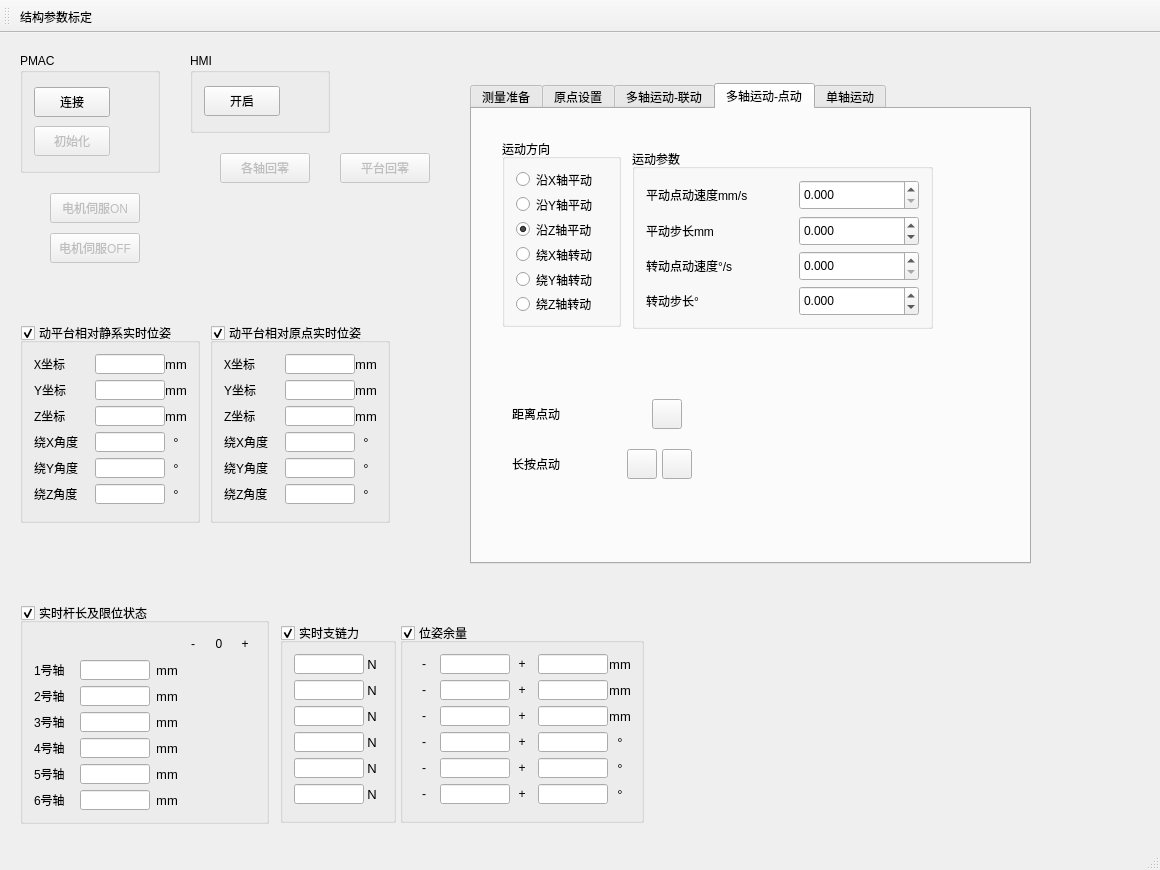
The window that SixUpsUiAo/SixUpsUiAo.ui (Wao1996/SixUpsUiAo) describes before a commit, drawn with Qt 5.
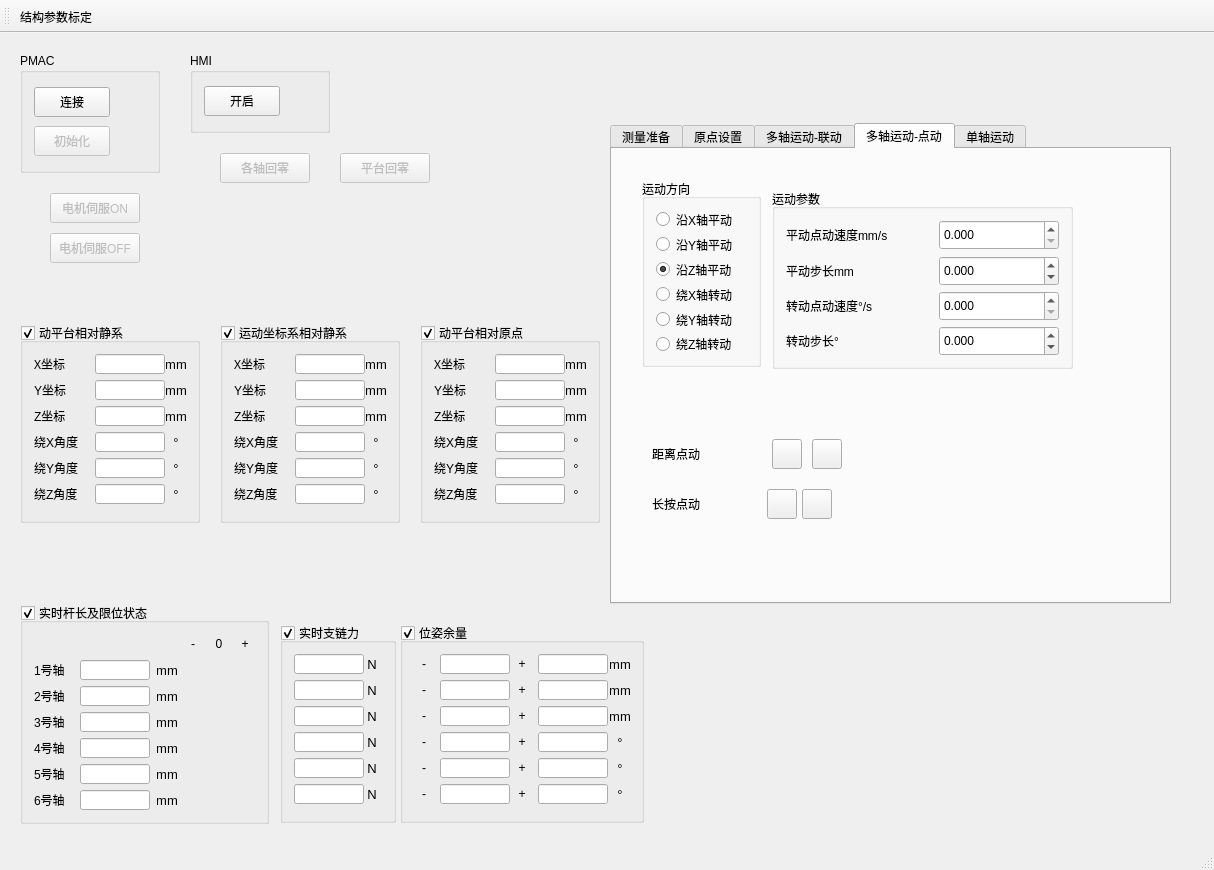
The same window after the commit. The open tabs and pages were chosen to show the change. Icons and pictures are not drawn.

Commit message: 修改了与运动坐标系显示相关的程序. 修改了矩阵到表格的程序

```diff
--- a/SixUpsUiAo/SixUpsUiAo.ui
+++ b/SixUpsUiAo/SixUpsUiAo.ui
@@ -6,7 +6,7 @@
    <rect>
     <x>0</x>
     <y>0</y>
-    <width>1160</width>
+    <width>1214</width>
     <height>870</height>
    </rect>
   </property>
@@ -249,7 +249,7 @@
      </size>
     </property>
     <property name="title">
-     <string>动平台相对静系实时位姿</string>
+     <string>动平台相对静系</string>
     </property>
     <property name="checkable">
      <bool>true</bool>
@@ -2796,8 +2796,8 @@
     </property>
     <property name="geometry">
      <rect>
-      <x>470</x>
-      <y>50</y>
+      <x>610</x>
+      <y>90</y>
       <width>561</width>
       <height>481</height>
      </rect>
@@ -3707,7 +3707,7 @@
      <widget class="QToolButton" name="disMultiAxisJog">
       <property name="geometry">
        <rect>
-        <x>180</x>
+        <x>160</x>
         <y>290</y>
         <width>30</width>
         <height>30</height>
@@ -4080,6 +4080,41 @@
        </item>
       </layout>
      </widget>
+     <widget class="QToolButton" name="disMultiAxisJog_stop">
+      <property name="geometry">
+       <rect>
+        <x>200</x>
+        <y>290</y>
+        <width>30</width>
+        <height>30</height>
+       </rect>
+      </property>
+      <property name="minimumSize">
+       <size>
+        <width>30</width>
+        <height>30</height>
+       </size>
+      </property>
+      <property name="maximumSize">
+       <size>
+        <width>30</width>
+        <height>30</height>
+       </size>
+      </property>
+      <property name="text">
+       <string/>
+      </property>
+      <property name="icon">
+       <iconset>
+        <normaloff>icon/stop.png</normaloff>icon/stop.png</iconset>
+      </property>
+      <property name="iconSize">
+       <size>
+        <width>24</width>
+        <height>24</height>
+       </size>
+      </property>
+     </widget>
     </widget>
     <widget class="QWidget" name="tab_singleJog">
      <attribute name="title">
@@ -5189,7 +5224,7 @@
     </property>
     <property name="geometry">
      <rect>
-      <x>210</x>
+      <x>420</x>
       <y>290</y>
       <width>180</width>
       <height>200</height>
@@ -5208,7 +5243,7 @@
      </size>
     </property>
     <property name="title">
-     <string>动平台相对原点实时位姿</string>
+     <string>动平台相对原点</string>
     </property>
     <property name="checkable">
      <bool>true</bool>
@@ -5676,6 +5711,471 @@
      <string>各轴回零</string>
     </property>
    </widget>
+   <widget class="QGroupBox" name="realTimePose_SetS">
+    <property name="enabled">
+     <bool>true</bool>
+    </property>
+    <property name="geometry">
+     <rect>
+      <x>220</x>
+      <y>290</y>
+      <width>180</width>
+      <height>200</height>
+     </rect>
+    </property>
+    <property name="minimumSize">
+     <size>
+      <width>180</width>
+      <height>200</height>
+     </size>
+    </property>
+    <property name="maximumSize">
+     <size>
+      <width>180</width>
+      <height>200</height>
+     </size>
+    </property>
+    <property name="title">
+     <string>运动坐标系相对静系</string>
+    </property>
+    <property name="checkable">
+     <bool>true</bool>
+    </property>
+    <layout class="QGridLayout" name="gridLayout_15">
+     <item row="0" column="0">
+      <widget class="QLabel" name="label_43">
+       <property name="minimumSize">
+        <size>
+         <width>55</width>
+         <height>20</height>
+        </size>
+       </property>
+       <property name="maximumSize">
+        <size>
+         <width>55</width>
+         <height>20</height>
+        </size>
+       </property>
+       <property name="font">
+        <font>
+         <family>Adobe Devanagari</family>
+         <pointsize>9</pointsize>
+        </font>
+       </property>
+       <property name="text">
+        <string>X坐标</string>
+       </property>
+      </widget>
+     </item>
+     <item row="0" column="1">
+      <widget class="QLineEdit" name="led_realTimeX_setS">
+       <property name="minimumSize">
+        <size>
+         <width>70</width>
+         <height>20</height>
+        </size>
+       </property>
+       <property name="maximumSize">
+        <size>
+         <width>70</width>
+         <height>20</height>
+        </size>
+       </property>
+       <property name="layoutDirection">
+        <enum>Qt::LeftToRight</enum>
+       </property>
+       <property name="text">
+        <string/>
+       </property>
+       <property name="readOnly">
+        <bool>true</bool>
+       </property>
+      </widget>
+     </item>
+     <item row="0" column="2">
+      <widget class="QLabel" name="lab_mm1_3">
+       <property name="minimumSize">
+        <size>
+         <width>20</width>
+         <height>20</height>
+        </size>
+       </property>
+       <property name="maximumSize">
+        <size>
+         <width>20</width>
+         <height>20</height>
+        </size>
+       </property>
+       <property name="font">
+        <font>
+         <pointsize>10</pointsize>
+        </font>
+       </property>
+       <property name="text">
+        <string>mm</string>
+       </property>
+       <property name="alignment">
+        <set>Qt::AlignCenter</set>
+       </property>
+      </widget>
+     </item>
+     <item row="1" column="0">
+      <widget class="QLabel" name="label_44">
+       <property name="minimumSize">
+        <size>
+         <width>55</width>
+         <height>20</height>
+        </size>
+       </property>
+       <property name="maximumSize">
+        <size>
+         <width>55</width>
+         <height>20</height>
+        </size>
+       </property>
+       <property name="text">
+        <string>Y坐标</string>
+       </property>
+      </widget>
+     </item>
+     <item row="1" column="1">
+      <widget class="QLineEdit" name="led_realTimeY_setS">
+       <property name="minimumSize">
+        <size>
+         <width>70</width>
+         <height>20</height>
+        </size>
+       </property>
+       <property name="maximumSize">
+        <size>
+         <width>70</width>
+         <height>20</height>
+        </size>
+       </property>
+       <property name="layoutDirection">
+        <enum>Qt::LeftToRight</enum>
+       </property>
+       <property name="text">
+        <string/>
+       </property>
+       <property name="readOnly">
+        <bool>true</bool>
+       </property>
+      </widget>
+     </item>
+     <item row="1" column="2">
+      <widget class="QLabel" name="lab_mm2_3">
+       <property name="minimumSize">
+        <size>
+         <width>20</width>
+         <height>20</height>
+        </size>
+       </property>
+       <property name="maximumSize">
+        <size>
+         <width>20</width>
+         <height>20</height>
+        </size>
+       </property>
+       <property name="font">
+        <font>
+         <pointsize>10</pointsize>
+        </font>
+       </property>
+       <property name="text">
+        <string>mm</string>
+       </property>
+       <property name="alignment">
+        <set>Qt::AlignCenter</set>
+       </property>
+      </widget>
+     </item>
+     <item row="2" column="0">
+      <widget class="QLabel" name="label_45">
+       <property name="minimumSize">
+        <size>
+         <width>55</width>
+         <height>20</height>
+        </size>
+       </property>
+       <property name="maximumSize">
+        <size>
+         <width>55</width>
+         <height>20</height>
+        </size>
+       </property>
+       <property name="text">
+        <string>Z坐标</string>
+       </property>
+      </widget>
+     </item>
+     <item row="2" column="1">
+      <widget class="QLineEdit" name="led_realTimeZ_setS">
+       <property name="minimumSize">
+        <size>
+         <width>70</width>
+         <height>20</height>
+        </size>
+       </property>
+       <property name="maximumSize">
+        <size>
+         <width>70</width>
+         <height>20</height>
+        </size>
+       </property>
+       <property name="layoutDirection">
+        <enum>Qt::LeftToRight</enum>
+       </property>
+       <property name="text">
+        <string/>
+       </property>
+       <property name="readOnly">
+        <bool>true</bool>
+       </property>
+      </widget>
+     </item>
+     <item row="2" column="2">
+      <widget class="QLabel" name="lab_mm3_3">
+       <property name="minimumSize">
+        <size>
+         <width>20</width>
+         <height>20</height>
+        </size>
+       </property>
+       <property name="maximumSize">
+        <size>
+         <width>20</width>
+         <height>20</height>
+        </size>
+       </property>
+       <property name="font">
+        <font>
+         <pointsize>10</pointsize>
+        </font>
+       </property>
+       <property name="text">
+        <string>mm</string>
+       </property>
+       <property name="alignment">
+        <set>Qt::AlignCenter</set>
+       </property>
+      </widget>
+     </item>
+     <item row="3" column="0">
+      <widget class="QLabel" name="label_46">
+       <property name="minimumSize">
+        <size>
+         <width>55</width>
+         <height>20</height>
+        </size>
+       </property>
+       <property name="maximumSize">
+        <size>
+         <width>55</width>
+         <height>20</height>
+        </size>
+       </property>
+       <property name="text">
+        <string>绕X角度</string>
+       </property>
+      </widget>
+     </item>
+     <item row="3" column="1">
+      <widget class="QLineEdit" name="led_realTimeRdeg_setS">
+       <property name="minimumSize">
+        <size>
+         <width>70</width>
+         <height>20</height>
+        </size>
+       </property>
+       <property name="maximumSize">
+        <size>
+         <width>70</width>
+         <height>20</height>
+        </size>
+       </property>
+       <property name="layoutDirection">
+        <enum>Qt::LeftToRight</enum>
+       </property>
+       <property name="text">
+        <string/>
+       </property>
+       <property name="readOnly">
+        <bool>true</bool>
+       </property>
+      </widget>
+     </item>
+     <item row="3" column="2">
+      <widget class="QLabel" name="lab_deg1_3">
+       <property name="minimumSize">
+        <size>
+         <width>20</width>
+         <height>20</height>
+        </size>
+       </property>
+       <property name="maximumSize">
+        <size>
+         <width>20</width>
+         <height>20</height>
+        </size>
+       </property>
+       <property name="font">
+        <font>
+         <pointsize>10</pointsize>
+        </font>
+       </property>
+       <property name="text">
+        <string>°</string>
+       </property>
+       <property name="alignment">
+        <set>Qt::AlignCenter</set>
+       </property>
+      </widget>
+     </item>
+     <item row="4" column="0">
+      <widget class="QLabel" name="label_47">
+       <property name="minimumSize">
+        <size>
+         <width>55</width>
+         <height>20</height>
+        </size>
+       </property>
+       <property name="maximumSize">
+        <size>
+         <width>55</width>
+         <height>20</height>
+        </size>
+       </property>
+       <property name="text">
+        <string>绕Y角度</string>
+       </property>
+      </widget>
+     </item>
+     <item row="4" column="1">
+      <widget class="QLineEdit" name="led_realTimePdeg_setS">
+       <property name="minimumSize">
+        <size>
+         <width>70</width>
+         <height>20</height>
+        </size>
+       </property>
+       <property name="maximumSize">
+        <size>
+         <width>70</width>
+         <height>20</height>
+        </size>
+       </property>
+       <property name="layoutDirection">
+        <enum>Qt::LeftToRight</enum>
+       </property>
+       <property name="text">
+        <string/>
+       </property>
+       <property name="readOnly">
+        <bool>true</bool>
+       </property>
+      </widget>
+     </item>
+     <item row="4" column="2">
+      <widget class="QLabel" name="lab_deg2_3">
+       <property name="minimumSize">
+        <size>
+         <width>20</width>
+         <height>20</height>
+        </size>
+       </property>
+       <property name="maximumSize">
+        <size>
+         <width>20</width>
+         <height>20</height>
+        </size>
+       </property>
+       <property name="font">
+        <font>
+         <pointsize>10</pointsize>
+        </font>
+       </property>
+       <property name="text">
+        <string>°</string>
+       </property>
+       <property name="alignment">
+        <set>Qt::AlignCenter</set>
+       </property>
+      </widget>
+     </item>
+     <item row="5" column="0">
+      <widget class="QLabel" name="label_48">
+       <property name="minimumSize">
+        <size>
+         <width>55</width>
+         <height>20</height>
+        </size>
+       </property>
+       <property name="maximumSize">
+        <size>
+         <width>55</width>
+         <height>20</height>
+        </size>
+       </property>
+       <property name="text">
+        <string>绕Z角度</string>
+       </property>
+      </widget>
+     </item>
+     <item row="5" column="1">
+      <widget class="QLineEdit" name="led_realTimeYdeg_setS">
+       <property name="minimumSize">
+        <size>
+         <width>70</width>
+         <height>20</height>
+        </size>
+       </property>
+       <property name="maximumSize">
+        <size>
+         <width>70</width>
+         <height>20</height>
+        </size>
+       </property>
+       <property name="layoutDirection">
+        <enum>Qt::LeftToRight</enum>
+       </property>
+       <property name="text">
+        <string/>
+       </property>
+       <property name="readOnly">
+        <bool>true</bool>
+       </property>
+      </widget>
+     </item>
+     <item row="5" column="2">
+      <widget class="QLabel" name="lab_deg3_3">
+       <property name="minimumSize">
+        <size>
+         <width>20</width>
+         <height>20</height>
+        </size>
+       </property>
+       <property name="maximumSize">
+        <size>
+         <width>20</width>
+         <height>20</height>
+        </size>
+       </property>
+       <property name="font">
+        <font>
+         <pointsize>10</pointsize>
+        </font>
+       </property>
+       <property name="text">
+        <string>°</string>
+       </property>
+       <property name="alignment">
+        <set>Qt::AlignCenter</set>
+       </property>
+      </widget>
+     </item>
+    </layout>
+   </widget>
    <zorder>realTimeLengths</zorder>
    <zorder>HMI</zorder>
    <zorder>PMAC</zorder>
```
Left out of the diff: 25 changed lines with no effect on the pictures. The commit also changes 10 other files.
